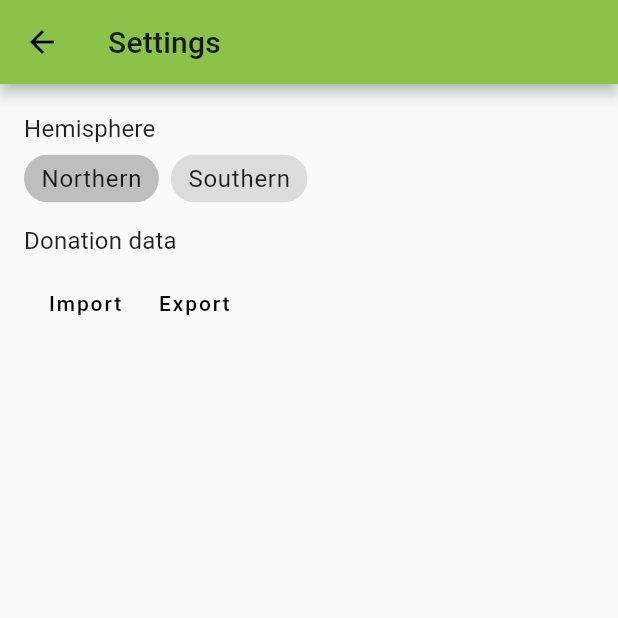
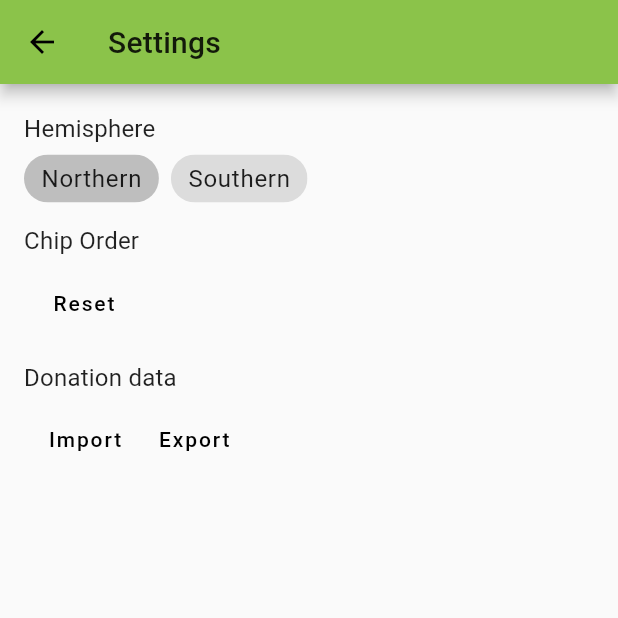
Before and after one commit to brianji/animalxref, a Flutter app: the SettingsPage screen opened by its route, on a phone screen of 412 x 824 dp, the top half of it. Run offline on Flutter 3.47's test engine with Material 2 defaults, Android fonts, the light colour scheme and no system bars; our stand-ins replace shared_preferences; missing offline and left inert: dart:html; accounts and stored records are empty.

Commit message:
Support resetting chip order.

```diff
--- a/lib/preferences.dart
+++ b/lib/preferences.dart
@@ -68,6 +68,8 @@ class PreferencesNotifier extends ChangeNotifier {
     notifyListeners();
   }
 
+  void resetOrder() => order = _defaultOrder;
+
   bool get isSouthern => _isSouthern;
 
   set isSouthern(bool isSouthern) {
--- a/lib/settings.dart
+++ b/lib/settings.dart
@@ -40,6 +40,20 @@ class SettingsPage extends StatelessWidget {
                 ),
               ),
               ListTile(
+                title: Text('Chip Order'),
+                subtitle: ButtonBar(
+                  alignment: MainAxisAlignment.start,
+                  children: [
+                    FlatButton(
+                      onPressed: () {
+                        context.read<PreferencesNotifier>().resetOrder();
+                      },
+                      child: Text('Reset'),
+                    ),
+                  ],
+                ),
+              ),
+              ListTile(
                 title: Text('Donation data'),
                 subtitle: ButtonBar(
                   alignment: MainAxisAlignment.start,
@@ -69,7 +83,7 @@ class SettingsPage extends StatelessWidget {
                     ),
                   ],
                 ),
-              )
+              ),
             ],
           ),
         ),
--- a/pubspec.yaml
+++ b/pubspec.yaml
@@ -1,7 +1,7 @@
 name: animalxref
 description: An Animal Crossing New Horizons fish reference web application built with Flutter Web.
 
-version: 1.15.0
+version: 1.16.0
 
 environment:
   sdk: ">=2.7.2 <3.0.0"
```
